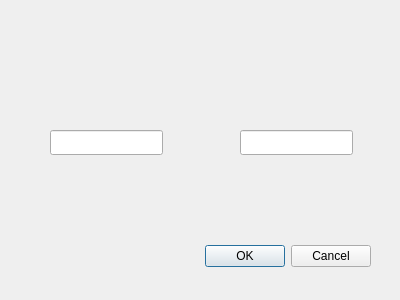
Before: the Qt Designer form dialoginsertarray.ui in AnejVovcak/EGUI2023L-Vovcak-Anej, drawn with Qt 5.
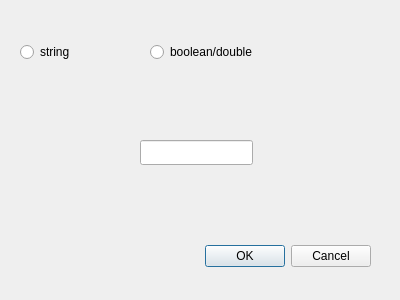
After: the same form once the commit is applied.

Commit message: another fix of save function, adding value adding

```diff
--- a/dialoginsertarray.ui
+++ b/dialoginsertarray.ui
@@ -32,21 +32,37 @@
   <widget class="QLineEdit" name="key">
    <property name="geometry">
     <rect>
-     <x>50</x>
-     <y>130</y>
+     <x>140</x>
+     <y>140</y>
      <width>113</width>
      <height>25</height>
     </rect>
    </property>
   </widget>
-  <widget class="QLineEdit" name="lineEdit_2">
+  <widget class="QRadioButton" name="string_value">
    <property name="geometry">
     <rect>
-     <x>240</x>
-     <y>130</y>
-     <width>113</width>
-     <height>25</height>
+     <x>20</x>
+     <y>40</y>
+     <width>107</width>
+     <height>24</height>
     </rect>
+   </property>
+   <property name="text">
+    <string>string</string>
+   </property>
+  </widget>
+  <widget class="QRadioButton" name="double_value">
+   <property name="geometry">
+    <rect>
+     <x>150</x>
+     <y>40</y>
+     <width>141</width>
+     <height>24</height>
+    </rect>
+   </property>
+   <property name="text">
+    <string>boolean/double</string>
    </property>
   </widget>
  </widget>
```
Left out of the diff: 2 changed lines with no effect on the pictures. The commit also changes 5 other files.
